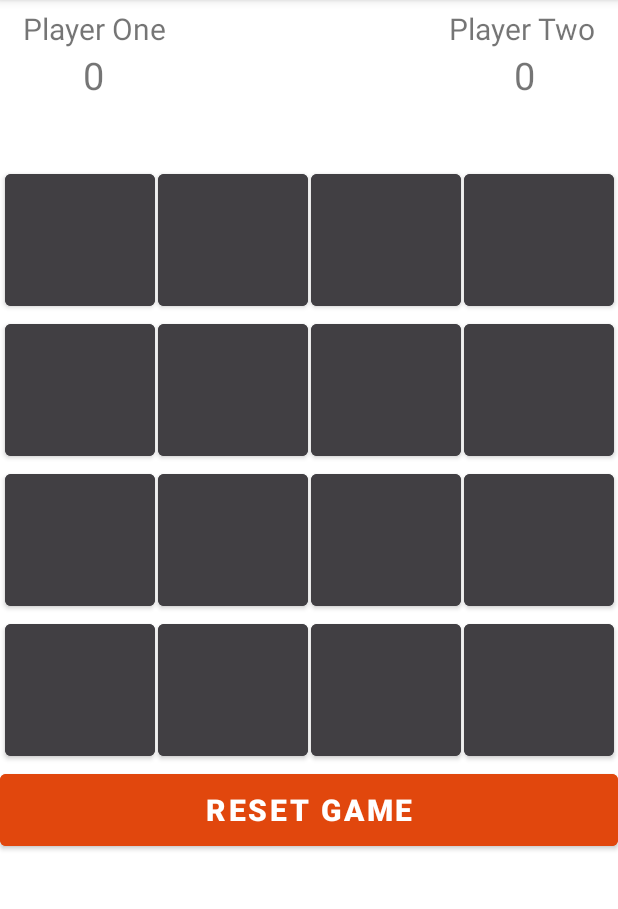
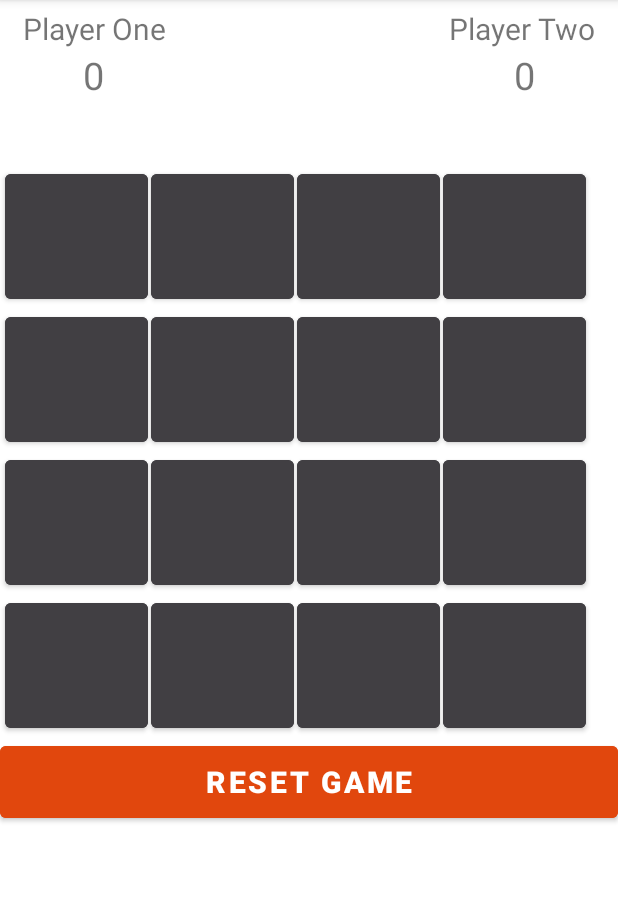
Before and after one commit to danylott/labs_java, an Android app: the screen it shows after launch (MainActivity), on a phone screen of 412 x 824 dp, the part 84-993 px from its top. Run offline under Robolectric (Android 15) with nearby library versions, the light colour scheme and no system bars.

Commit message:
improved layout and size

```diff
--- a/tic_tac_toe_android_game/app/src/main/res/layout/activity_main.xml
+++ b/tic_tac_toe_android_game/app/src/main/res/layout/activity_main.xml
@@ -60,8 +60,8 @@
 
     <Button
         android:id="@+id/btn_0"
-        android:layout_width="100dp"
-        android:layout_height="100dp"
+        android:layout_width="95dp"
+        android:layout_height="95dp"
         android:layout_marginLeft="3dp"
         android:layout_marginTop="15dp"
         android:backgroundTint="#413f43"
@@ -74,8 +74,8 @@
 
     <Button
         android:id="@+id/btn_1"
-        android:layout_width="100dp"
-        android:layout_height="100dp"
+        android:layout_width="95dp"
+        android:layout_height="95dp"
         android:layout_marginLeft="2dp"
         android:backgroundTint="#413f43"
         android:textColor="@color/white"
@@ -88,8 +88,8 @@
 
     <Button
         android:id="@+id/btn_2"
-        android:layout_width="100dp"
-        android:layout_height="100dp"
+        android:layout_width="95dp"
+        android:layout_height="95dp"
         android:layout_marginLeft="2dp"
         android:backgroundTint="#413f43"
         android:textColor="@color/white"
@@ -100,8 +100,8 @@
 
     <Button
         android:id="@+id/btn_3"
-        android:layout_width="100dp"
-        android:layout_height="100dp"
+        android:layout_width="95dp"
+        android:layout_height="95dp"
         android:layout_marginLeft="2dp"
         android:backgroundTint="#413f43"
         android:textColor="@color/white"
@@ -112,8 +112,8 @@
 
     <Button
         android:id="@+id/btn_4"
-        android:layout_width="100dp"
-        android:layout_height="100dp"
+        android:layout_width="95dp"
+        android:layout_height="95dp"
         android:backgroundTint="#413f43"
         android:textColor="@color/white"
         android:textSize="60sp"
@@ -123,8 +123,8 @@
 
     <Button
         android:id="@+id/btn_5"
-        android:layout_width="100dp"
-        android:layout_height="100dp"
+        android:layout_width="95dp"
+        android:layout_height="95dp"
         android:layout_marginLeft="2dp"
         android:backgroundTint="#413f43"
         android:textColor="@color/white"
@@ -137,8 +137,8 @@
 
     <Button
         android:id="@+id/btn_6"
-        android:layout_width="100dp"
-        android:layout_height="100dp"
+        android:layout_width="95dp"
+        android:layout_height="95dp"
         android:layout_marginLeft="2dp"
         android:backgroundTint="#413f43"
         android:textColor="@color/white"
@@ -149,8 +149,8 @@
 
     <Button
         android:id="@+id/btn_7"
-        android:layout_width="100dp"
-        android:layout_height="100dp"
+        android:layout_width="95dp"
+        android:layout_height="95dp"
         android:layout_marginLeft="2dp"
         android:backgroundTint="#413f43"
         android:textColor="@color/white"
@@ -161,8 +161,8 @@
 
     <Button
         android:id="@+id/btn_8"
-        android:layout_width="100dp"
-        android:layout_height="100dp"
+        android:layout_width="95dp"
+        android:layout_height="95dp"
         android:backgroundTint="#413f43"
         android:textColor="@color/white"
         android:textSize="60sp"
@@ -172,8 +172,8 @@
 
     <Button
         android:id="@+id/btn_9"
-        android:layout_width="100dp"
-        android:layout_height="100dp"
+        android:layout_width="95dp"
+        android:layout_height="95dp"
         android:layout_marginLeft="2dp"
         android:backgroundTint="#413f43"
         android:textColor="@color/white"
@@ -185,8 +185,8 @@
 
     <Button
         android:id="@+id/btn_10"
-        android:layout_width="100dp"
-        android:layout_height="100dp"
+        android:layout_width="95dp"
+        android:layout_height="95dp"
         android:layout_marginLeft="2dp"
         android:backgroundTint="#413f43"
         android:textColor="@color/white"
@@ -198,8 +198,8 @@
 
     <Button
         android:id="@+id/btn_11"
-        android:layout_width="100dp"
-        android:layout_height="100dp"
+        android:layout_width="95dp"
+        android:layout_height="95dp"
         android:layout_marginLeft="2dp"
         android:backgroundTint="#413f43"
         android:textColor="@color/white"
@@ -211,8 +211,8 @@
 
     <Button
         android:id="@+id/btn_12"
-        android:layout_width="100dp"
-        android:layout_height="100dp"
+        android:layout_width="95dp"
+        android:layout_height="95dp"
         android:backgroundTint="#413f43"
         android:textColor="@color/white"
         android:textSize="60sp"
@@ -222,8 +222,8 @@
 
     <Button
         android:id="@+id/btn_13"
-        android:layout_width="100dp"
-        android:layout_height="100dp"
+        android:layout_width="95dp"
+        android:layout_height="95dp"
         android:layout_marginLeft="2dp"
         android:backgroundTint="#413f43"
         android:textColor="@color/white"
@@ -235,8 +235,8 @@
 
     <Button
         android:id="@+id/btn_14"
-        android:layout_width="100dp"
-        android:layout_height="100dp"
+        android:layout_width="95dp"
+        android:layout_height="95dp"
         android:layout_marginLeft="2dp"
         android:backgroundTint="#413f43"
         android:textColor="@color/white"
@@ -248,8 +248,8 @@
 
     <Button
         android:id="@+id/btn_15"
-        android:layout_width="100dp"
-        android:layout_height="100dp"
+        android:layout_width="95dp"
+        android:layout_height="95dp"
         android:layout_marginLeft="2dp"
         android:backgroundTint="#413f43"
         android:textColor="@color/white"
```
